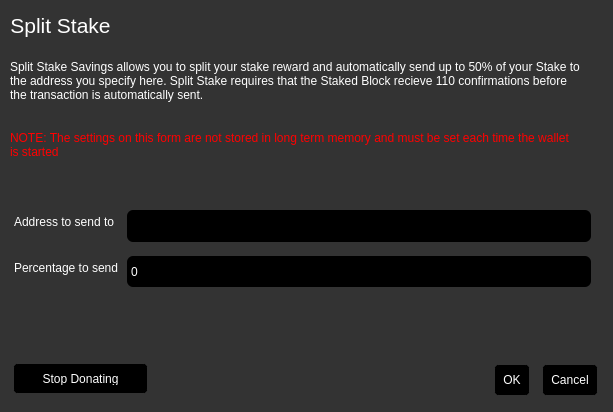
Old version of the form src/qt/forms/charitydialog.ui in the repository mammix2/boostcoin-core.
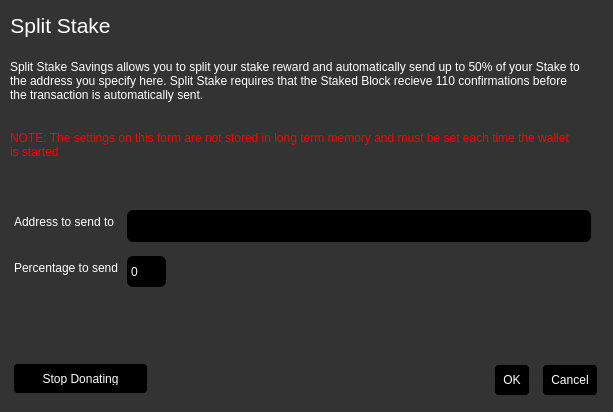
New version of the form.

Commit message: more OSX UI sizes

```diff
--- a/src/qt/forms/charitydialog.ui
+++ b/src/qt/forms/charitydialog.ui
@@ -157,6 +157,9 @@
     </rect>
    </property>
    <layout class="QFormLayout" name="formLayout_2">
+    <property name="fieldGrowthPolicy">
+     <enum>QFormLayout::ExpandingFieldsGrow</enum>
+    </property>
     <property name="horizontalSpacing">
      <number>8</number>
     </property>
```
